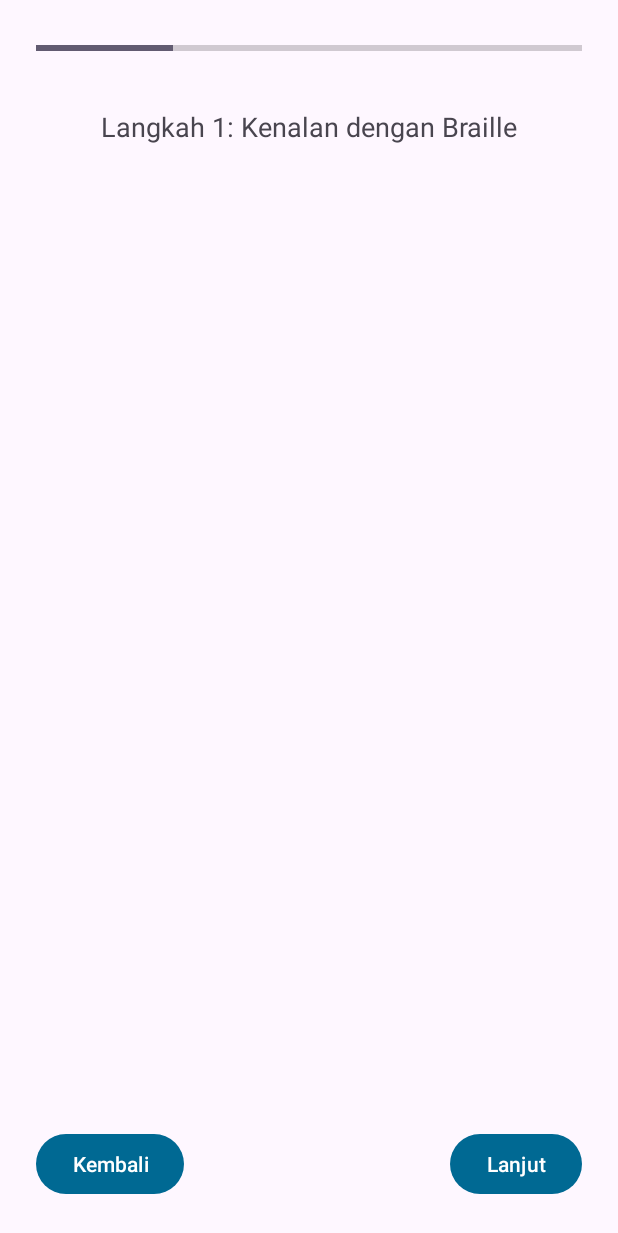
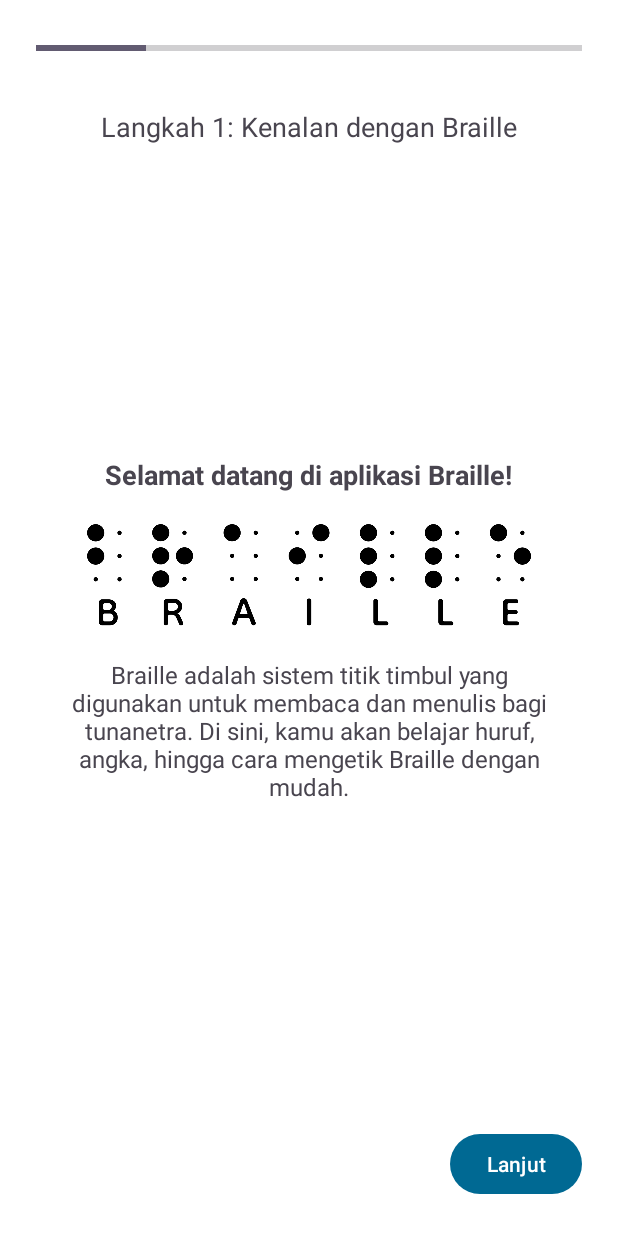
Before and after one commit to TazkieCT/Beello, an Android app: the TutorialActivity screen opened directly, with no data from a screen before it, on a phone screen of 412 x 824 dp. Shown: the top 1233 px of the screen. Run offline under Robolectric (Android 15) with nearby library versions, the phone set to English and light mode, and no system bars.

Commit message:
feat: Implement dynamic tutorial content and fragment structure
This commit refactors the `TutorialActivity` to display different content for each tutorial step by dynamically loading fragments. It also introduces the initial tutorial fragment layouts and reorganizes activity files.

Key changes:
- `TutorialActivity.kt` (`activities/TutorialActivity.kt`):
    - Moved to `com.example.brailly.activities` package.
    - Added a new tutorial step: "Langkah 4: Kontrol aplikasi Braille".
    - `updateUI()` function now:
        - Hides "Previous" button on the first step and "Next" button on the last step.
        - Inflates and displays different fragment layouts (`fragment_tutorial1.xml`, `fragment_tutorial2.xml`) in `tutorialContainer` based on `currentStep`.
- `activity_tutorial.xml`:
    - Set `android:background="@color/white"`.
    - Added a `FrameLayout` with `id="@+id/tutorialContainer"` to hold dynamic tutorial content.
- `LandingActivity.kt` (`activities/LandingActivity.kt`):
    - Moved to `com.example.brailly.activities` package.
- `MainActivity.kt` (`activities/MainActivity.kt`):
    - Moved to `com.example.brailly.activities` package.
- `AndroidManifest.xml`:
    - Updated `android:name` for `TutorialActivity`, `LandingActivity`, and `MainActivity` to reflect the new package structure.
- `fragment_tutorial1.xml`:
    - New layout for the first tutorial step.
    - Contains a title TextView, an ImageView (`@drawable/tutorial_one`), and a description TextView (`@string/tutorial_description`).
- `Tutorial1Fragment.kt` (`fragments/Tutorial1Fragment.kt`):
    - New fragment class that inflates `fragment_tutorial1.xml`.
- `fragment_tutorial2.xml`:
    - New placeholder layout for the second tutorial step.
- `Tutorial2Fragment.kt` (`fragments/Tutorial2Fragment.kt`):
    - New placeholder fragment class that inflates `fragment_tutorial2.xml`.
- `strings.xml`:
    - Added `tutorial_description` string.
- `drawable/tutorial_one.png`:
    - Added new image asset for the first tutorial step.
- `activity_landing.xml`:
    - Updated `tools:context` to `.activities.LandingActivity`.

```diff
--- a/app/src/main/AndroidManifest.xml
+++ b/app/src/main/AndroidManifest.xml
@@ -12,10 +12,10 @@
         android:supportsRtl="true"
         android:theme="@style/Theme.Brailly">
         <activity
-            android:name=".TutorialActivity"
+            android:name=".activities.TutorialActivity"
             android:exported="false" />
         <activity
-            android:name=".LandingActivity"
+            android:name=".activities.LandingActivity"
             android:exported="true">
             <intent-filter>
                 <action android:name="android.intent.action.MAIN" />
@@ -24,7 +24,7 @@
             </intent-filter>
         </activity>
         <activity
-            android:name=".MainActivity"
+            android:name=".activities.MainActivity"
             android:exported="false"></activity>
     </application>
 
--- a/app/src/main/java/com/example/brailly/LandingActivity.kt
+++ b/app/src/main/java/com/example/brailly/activities/LandingActivity.kt
@@ -1,11 +1,8 @@
-package com.example.brailly
+package com.example.brailly.activities
 
 import android.content.Intent
 import android.os.Bundle
-import androidx.activity.enableEdgeToEdge
 import androidx.appcompat.app.AppCompatActivity
-import androidx.core.view.ViewCompat
-import androidx.core.view.WindowInsetsCompat
 import com.example.brailly.databinding.ActivityLandingBinding
 
 class LandingActivity : AppCompatActivity() {
--- a/app/src/main/java/com/example/brailly/TutorialActivity.kt
+++ b/app/src/main/java/com/example/brailly/activities/TutorialActivity.kt
@@ -1,14 +1,12 @@
-package com.example.brailly
+package com.example.brailly.activities
 
 import android.os.Bundle
 import android.view.GestureDetector
 import android.view.MotionEvent
 import android.widget.ProgressBar
 import android.widget.TextView
-import androidx.activity.enableEdgeToEdge
 import androidx.appcompat.app.AppCompatActivity
-import androidx.core.view.ViewCompat
-import androidx.core.view.WindowInsetsCompat
+import com.example.brailly.R
 import com.example.brailly.databinding.ActivityTutorialBinding
 
 class TutorialActivity : AppCompatActivity() {
@@ -21,7 +19,8 @@ class TutorialActivity : AppCompatActivity() {
         "Langkah 1: Kenalan dengan Braille",
         "Langkah 2: Belajar huruf A - Z",
         "Langkah 3: Belajar angka 0 - 9",
-        "Langkah 4: Latihan mengetik Braille"
+        "Langkah 4: Kontrol aplikasi Braille",
+        "Langkah 4: Latihan mengetik Braille",
     )
     private var currentStep = 0
 
@@ -59,9 +58,9 @@ class TutorialActivity : AppCompatActivity() {
                 return if (Math.abs(diffX) > Math.abs(diffY)) {
                     if (Math.abs(diffX) > SWIPE_THRESHOLD && Math.abs(velocityX) > SWIPE_VELOCITY_THRESHOLD) {
                         if (diffX > 0) {
-                            goPrev() // swipe kanan = prev
+                            goPrev()
                         } else {
-                            goNext() // swipe kiri = next
+                            goNext()
                         }
                         true
                     } else false
@@ -91,5 +90,30 @@ class TutorialActivity : AppCompatActivity() {
     private fun updateUI() {
         tutorialText.text = steps[currentStep]
         progressBar.progress = ((currentStep + 1) * 100) / steps.size
+
+        binding.prevButton.visibility = if (currentStep == 0) {
+            android.view.View.GONE
+        } else {
+            android.view.View.VISIBLE
+        }
+
+        binding.nextButton.visibility = if (currentStep == steps.size - 1) {
+            android.view.View.GONE
+        } else {
+            android.view.View.VISIBLE
+        }
+
+        val container = binding.tutorialContainer
+        container.removeAllViews()
+
+        val layoutRes = when (currentStep) {
+            0 -> R.layout.fragment_tutorial1
+            1 -> R.layout.fragment_tutorial2
+            2 -> R.layout.fragment_tutorial1
+            else -> R.layout.fragment_tutorial2
+        }
+
+        val view = layoutInflater.inflate(layoutRes, container, false)
+        container.addView(view)
     }
 }
--- a/app/src/main/res/layout/activity_landing.xml
+++ b/app/src/main/res/layout/activity_landing.xml
@@ -7,7 +7,7 @@
     android:layout_height="match_parent"
     android:background="@color/colorSelected"
     android:padding="24dp"
-    tools:context=".LandingActivity">
+    tools:context=".activities.LandingActivity">
 
     <ImageView
         android:id="@+id/imageView"
--- a/app/src/main/res/layout/activity_tutorial.xml
+++ b/app/src/main/res/layout/activity_tutorial.xml
@@ -4,9 +4,9 @@
     xmlns:app="http://schemas.android.com/apk/res-auto"
     android:layout_width="match_parent"
     android:layout_height="match_parent"
+    android:background="@color/white"
     android:padding="24dp">
 
-    <!-- Progress bar -->
     <ProgressBar
         android:id="@+id/progressBar"
         style="?android:attr/progressBarStyleHorizontal"
@@ -18,7 +18,6 @@
         app:layout_constraintStart_toStartOf="parent"
         app:layout_constraintEnd_toEndOf="parent"/>
 
-    <!-- Text tutorial -->
     <TextView
         android:id="@+id/tutorialText"
         android:layout_width="wrap_content"
@@ -31,7 +30,15 @@
         app:layout_constraintEnd_toEndOf="parent"
         android:layout_marginTop="32dp"/>
 
-    <!-- Tombol Previous -->
+    <FrameLayout
+        android:id="@+id/tutorialContainer"
+        android:layout_width="match_parent"
+        android:layout_height="0dp"
+        android:layout_weight="1"
+        app:layout_constraintTop_toTopOf="parent"
+        app:layout_constraintBottom_toBottomOf="parent"
+        android:layout_marginTop="16dp"/>
+
     <Button
         android:id="@+id/prevButton"
         android:layout_width="wrap_content"
@@ -40,7 +47,6 @@
         app:layout_constraintBottom_toBottomOf="parent"
         app:layout_constraintStart_toStartOf="parent"/>
 
-    <!-- Tombol Next -->
     <Button
         android:id="@+id/nextButton"
         android:layout_width="wrap_content"
--- /dev/null
+++ b/app/src/main/res/layout/fragment_tutorial1.xml
@@ -0,0 +1,38 @@
+<?xml version="1.0" encoding="utf-8"?>
+<FrameLayout xmlns:android="http://schemas.android.com/apk/res/android"
+    xmlns:tools="http://schemas.android.com/tools"
+    android:layout_width="match_parent"
+    android:layout_height="match_parent"
+    tools:context=".fragments.Tutorial1Fragment">
+
+    <LinearLayout
+        android:layout_width="match_parent"
+        android:layout_height="match_parent"
+        android:gravity="center"
+        android:orientation="vertical"
+        android:padding="16dp">
+
+        <TextView
+            android:layout_width="wrap_content"
+            android:layout_height="wrap_content"
+            android:text="Selamat datang di aplikasi Braille!"
+            android:textSize="18sp"
+            android:textStyle="bold" />
+
+        <ImageView
+            android:layout_width="300dp"
+            android:layout_height="110dp"
+            android:src="@drawable/tutorial_one" />
+
+
+        <TextView
+            android:layout_width="match_parent"
+            android:layout_height="wrap_content"
+            android:text="@string/tutorial_description"
+            android:textAlignment="center"
+            android:textSize="16sp" />
+
+    </LinearLayout>
+
+
+</FrameLayout>
--- a/app/src/main/res/values/strings.xml
+++ b/app/src/main/res/values/strings.xml
@@ -1,3 +1,7 @@
 <resources>
     <string name="app_name">Brailly</string>
+    <string name="tutorial_description">Braille adalah sistem titik timbul yang digunakan untuk membaca dan menulis bagi tunanetra. Di sini, kamu akan belajar huruf, angka, hingga cara mengetik Braille dengan mudah.</string>
+    <!-- TODO: Remove or change this placeholder text -->
+    <string name="hello_blank_fragment">Hello blank fragment</string>
+    <!-- TODO: Remove or change this placeholder text -->
 </resources>
```
Also changed, not shown: app/src/main/java/com/example/brailly/activities/MainActivity.kt (renamed from app/src/main/java/com/example/brailly/MainActivity.kt, +5 -5 lines), app/src/main/java/com/example/brailly/fragments/Tutorial1Fragment.kt (added, +20 -0 lines), app/src/main/java/com/example/brailly/fragments/Tutorial2Fragment.kt (added, +20 -0 lines), app/src/main/res/layout/fragment_tutorial2.xml (added, +14 -0 lines), app/src/main/res/drawable/tutorial_one.png (added).
